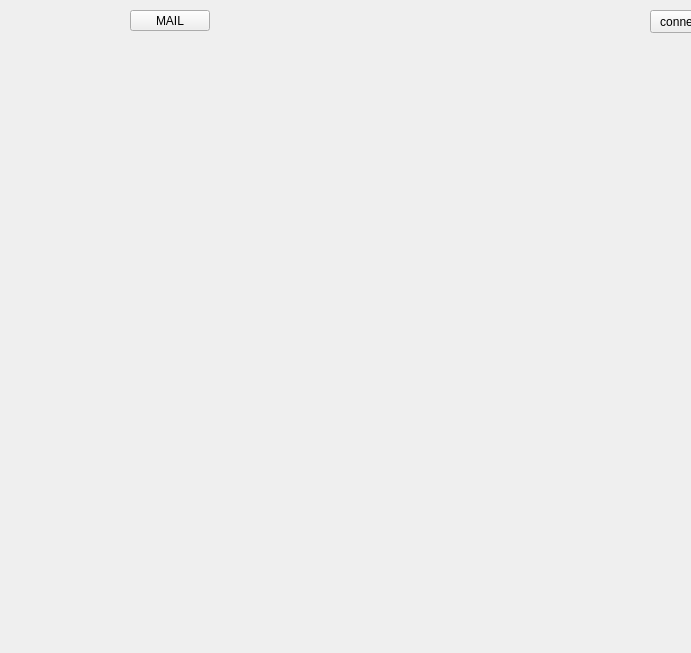
First picture: the form in mainwindow.ui, repository worldroot/SmartUniversity, before the edit; both pictures show x 410 to 1101 and y 0 to 653 of the 1187 by 846 pixel window.
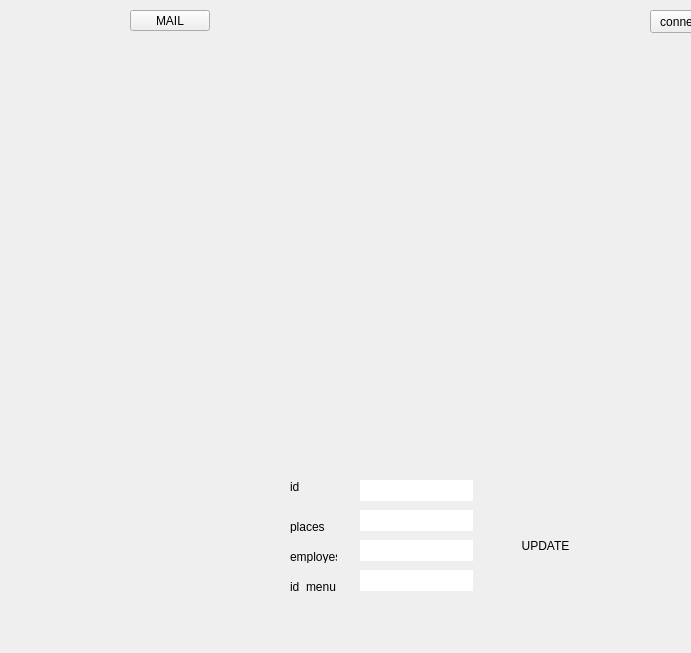
Second picture: the form after the edit. The open tabs and pages were chosen to show the change. Icons and pictures are not drawn.

```diff
--- a/mainwindow.ui
+++ b/mainwindow.ui
@@ -420,49 +420,11 @@
 
 }</string>
      </property>
-     <widget class="QPushButton" name="Add_Restau">
-      <property name="geometry">
-       <rect>
-        <x>220</x>
-        <y>30</y>
-        <width>171</width>
-        <height>41</height>
-       </rect>
-      </property>
-      <property name="styleSheet">
-       <string notr="true">#Add_Restau{
-background:none;
-border:transparent;
-background-repeat:none;
-padding-top: 0px;
-margin-top:0px;
-
-}
-
-#Add_Restau:hover{
-background: rgba(204, 204, 204, 0.2);
-
-}
-
-#Add_Restau::pressed{
-border-image:url(:);
-}
-
-         
-
-
-
-</string>
-      </property>
-      <property name="text">
-       <string/>
-      </property>
-     </widget>
      <widget class="QPushButton" name="Remove_Restau">
       <property name="geometry">
        <rect>
         <x>390</x>
-        <y>30</y>
+        <y>40</y>
         <width>181</width>
         <height>41</height>
        </rect>
@@ -500,7 +462,7 @@
       <property name="geometry">
        <rect>
         <x>570</x>
-        <y>30</y>
+        <y>40</y>
         <width>181</width>
         <height>41</height>
        </rect>
@@ -562,6 +524,174 @@
 border:transparent;</string>
        </property>
       </widget>
+      <widget class="QLineEdit" name="lineEdit_menu">
+       <property name="geometry">
+        <rect>
+         <x>540</x>
+         <y>710</y>
+         <width>113</width>
+         <height>21</height>
+        </rect>
+       </property>
+      </widget>
+      <widget class="QLineEdit" name="lineEdit_employes">
+       <property name="geometry">
+        <rect>
+         <x>540</x>
+         <y>680</y>
+         <width>113</width>
+         <height>21</height>
+        </rect>
+       </property>
+      </widget>
+      <widget class="QLineEdit" name="lineEdit_places">
+       <property name="geometry">
+        <rect>
+         <x>540</x>
+         <y>650</y>
+         <width>113</width>
+         <height>21</height>
+        </rect>
+       </property>
+      </widget>
+      <widget class="QLineEdit" name="lineEdit_id">
+       <property name="geometry">
+        <rect>
+         <x>540</x>
+         <y>620</y>
+         <width>113</width>
+         <height>21</height>
+        </rect>
+       </property>
+      </widget>
+      <widget class="QPushButton" name="Add_Restau">
+       <property name="geometry">
+        <rect>
+         <x>260</x>
+         <y>228</y>
+         <width>171</width>
+         <height>41</height>
+        </rect>
+       </property>
+       <property name="styleSheet">
+        <string notr="true">#Add_Restau{
+background:none;
+border:transparent;
+background-repeat:none;
+padding-top: 0px;
+margin-top:0px;
+
+}
+
+#Add_Restau:hover{
+background: rgba(204, 204, 204, 0.2);
+
+}
+
+#Add_Restau::pressed{
+border-image:url(:);
+}
+
+         
+
+
+
+</string>
+       </property>
+       <property name="text">
+        <string/>
+       </property>
+      </widget>
+      <widget class="QLabel" name="label_4">
+       <property name="geometry">
+        <rect>
+         <x>470</x>
+         <y>620</y>
+         <width>47</width>
+         <height>13</height>
+        </rect>
+       </property>
+       <property name="text">
+        <string>id</string>
+       </property>
+      </widget>
+      <widget class="QLabel" name="label_5">
+       <property name="geometry">
+        <rect>
+         <x>470</x>
+         <y>660</y>
+         <width>47</width>
+         <height>13</height>
+        </rect>
+       </property>
+       <property name="text">
+        <string>places</string>
+       </property>
+      </widget>
+      <widget class="QLabel" name="label_6">
+       <property name="geometry">
+        <rect>
+         <x>470</x>
+         <y>690</y>
+         <width>47</width>
+         <height>13</height>
+        </rect>
+       </property>
+       <property name="text">
+        <string>employes</string>
+       </property>
+      </widget>
+      <widget class="QLabel" name="label_7">
+       <property name="geometry">
+        <rect>
+         <x>470</x>
+         <y>720</y>
+         <width>47</width>
+         <height>13</height>
+        </rect>
+       </property>
+       <property name="text">
+        <string>id_menu</string>
+       </property>
+      </widget>
+      <widget class="QPushButton" name="Update_Restau">
+       <property name="geometry">
+        <rect>
+         <x>660</x>
+         <y>660</y>
+         <width>131</width>
+         <height>51</height>
+        </rect>
+       </property>
+       <property name="styleSheet">
+        <string notr="true">#Update_Restau{
+background:none;
+border:transparent;
+background-repeat:none;
+padding-top: 0px;
+margin-top:0px;
+
+}
+
+#Update_Restau:hover{
+background: rgba(204, 204, 204, 0.2);
+
+}
+
+#Add_Restau::pressed{
+border-image:url(:);
+}
+
+         
+
+
+
+</string>
+       </property>
+       <property name="text">
+        <string>UPDATE</string>
+       </property>
+      </widget>
      </widget>
      <zorder>Background_restaurants</zorder>
      <zorder>Add_Restau</zorder>
```
Left out of the diff: 16 changed lines with no effect on the pictures.
